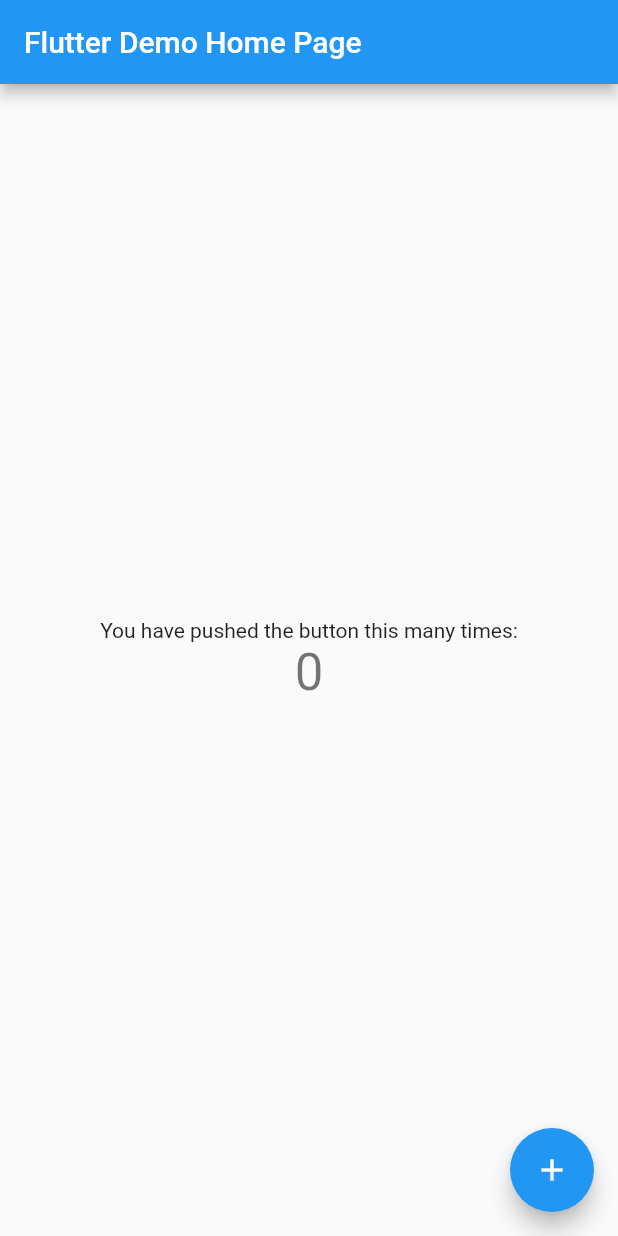
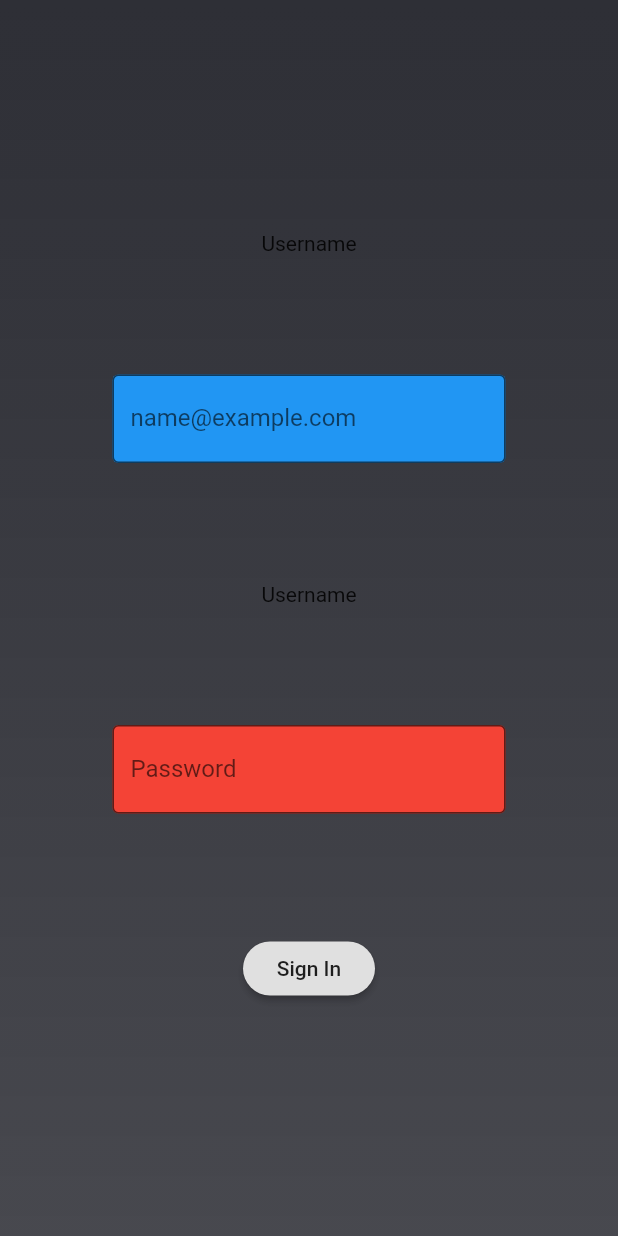
Before and after one commit to AkshDesai04/login_page_using_flutter, a Flutter app: the screen it shows after launch, on a phone screen of 412 x 824 dp. Run offline on Flutter 3.47's test engine with Material 2 defaults, Android fonts, the phone set to English and light mode, and no system bars.

Commit message:
Did a LOT of work and, make some UI for LogIn

```diff
--- a/lib/main.dart
+++ b/lib/main.dart
@@ -1,115 +1,69 @@
 import 'package:flutter/material.dart';
 
-void main() {
-  runApp(const MyApp());
-}
+void main() => runApp(MaterialApp(
+  home: LogIn(),
+)
+);
 
-class MyApp extends StatelessWidget {
-  const MyApp({Key? key}) : super(key: key);
-
-  // This widget is the root of your application.
+class LogIn extends StatelessWidget {
+  Color gradient_top = Color(0xFF2E2F36);
+  Color gradient_bot = Color(0xE02E2F36);
   @override
   Widget build(BuildContext context) {
-    return MaterialApp(
-      title: 'Flutter Demo',
-      theme: ThemeData(
-        // This is the theme of your application.
-        //
-        // Try running your application with "flutter run". You'll see the
-        // application has a blue toolbar. Then, without quitting the app, try
-        // changing the primarySwatch below to Colors.green and then invoke
-        // "hot reload" (press "r" in the console where you ran "flutter run",
-        // or simply save your changes to "hot reload" in a Flutter IDE).
-        // Notice that the counter didn't reset back to zero; the application
-        // is not restarted.
-        primarySwatch: Colors.blue,
+    return Container(
+      decoration: BoxDecoration(
+        gradient: LinearGradient(
+          begin: Alignment.topCenter,
+          end: Alignment.bottomCenter,
+          colors: [gradient_top, gradient_bot],
+        )
       ),
-      home: const MyHomePage(title: 'Flutter Demo Home Page'),
-    );
-  }
-}
-
-class MyHomePage extends StatefulWidget {
-  const MyHomePage({Key? key, required this.title}) : super(key: key);
-
-  // This widget is the home page of your application. It is stateful, meaning
-  // that it has a State object (defined below) that contains fields that affect
-  // how it looks.
-
-  // This class is the configuration for the state. It holds the values (in this
-  // case the title) provided by the parent (in this case the App widget) and
-  // used by the build method of the State. Fields in a Widget subclass are
-  // always marked "final".
-
-  final String title;
-
-  @override
-  State<MyHomePage> createState() => _MyHomePageState();
-}
-
-class _MyHomePageState extends State<MyHomePage> {
-  int _counter = 0;
-
-  void _incrementCounter() {
-    setState(() {
-      // This call to setState tells the Flutter framework that something has
-      // changed in this State, which causes it to rerun the build method below
-      // so that the display can reflect the updated values. If we changed
-      // _counter without calling setState(), then the build method would not be
-      // called again, and so nothing would appear to happen.
-      _counter++;
-    });
-  }
-
-  @override
-  Widget build(BuildContext context) {
-    // This method is rerun every time setState is called, for instance as done
-    // by the _incrementCounter method above.
-    //
-    // The Flutter framework has been optimized to make rerunning build methods
-    // fast, so that you can just rebuild anything that needs updating rather
-    // than having to individually change instances of widgets.
-    return Scaffold(
-      appBar: AppBar(
-        // Here we take the value from the MyHomePage object that was created by
-        // the App.build method, and use it to set our appbar title.
-        title: Text(widget.title),
+      child: Scaffold(
+        backgroundColor: Colors.transparent,
+        body: Container(
+          padding: EdgeInsets.all(50),
+            margin: EdgeInsets.all(25),
+            child: Column(
+              mainAxisAlignment: MainAxisAlignment.spaceEvenly,
+              children: <Widget>[
+                Text("Username"),
+                TextField(
+                  obscureText: true,
+                  decoration: InputDecoration(
+                    filled: true,
+                    fillColor: Colors.blue,
+                    border: OutlineInputBorder(),
+                    labelText: 'name@example.com',
+                    hintText: 'Enter E-Mail ID',
                   ),
-      body: Center(
-        // Center is a layout widget. It takes a single child and positions it
-        // in the middle of the parent.
-        child: Column(
-          // Column is also a layout widget. It takes a list of children and
-          // arranges them vertically. By default, it sizes itself to fit its
-          // children horizontally, and tries to be as tall as its parent.
-          //
-          // Invoke "debug painting" (press "p" in the console, choose the
-          // "Toggle Debug Paint" action from the Flutter Inspector in Android
-          // Studio, or the "Toggle Debug Paint" command in Visual Studio Code)
-          // to see the wireframe for each widget.
-          //
-          // Column has various properties to control how it sizes itself and
-          // how it positions its children. Here we use mainAxisAlignment to
-          // center the children vertically; the main axis here is the vertical
-          // axis because Columns are vertical (the cross axis would be
-          // horizontal).
-          mainAxisAlignment: MainAxisAlignment.center,
-          children: <Widget>[
-            const Text(
-              'You have pushed the button this many times:',
                 ),
-            Text(
-              '$_counter',
-              style: Theme.of(context).textTheme.headline4,
+                Text("Username"),
+                TextField(
+                  obscureText: true,
+                  decoration: InputDecoration(
+                    filled: true,
+                    fillColor: Colors.red,
+                    border: OutlineInputBorder(),
+                    labelText: 'Password',
+                    hintText: 'Enter Password',
+                  ),
+                  enableSuggestions: false,
+                  autocorrect: false,
+                  obscuringCharacter: "●",
+                ),
+                RaisedButton(
+                  onPressed: () { },
+                  child: Text(
+                    "Sign In",
+                  ),
+                  shape: RoundedRectangleBorder(
+                    borderRadius: new BorderRadius.circular(45),
+                  ),
                 ),
               ],
             ),
         ),
-      floatingActionButton: FloatingActionButton(
-        onPressed: _incrementCounter,
-        tooltip: 'Increment',
-        child: const Icon(Icons.add),
-      ), // This trailing comma makes auto-formatting nicer for build methods.
+      ),
     );
   }
 }
```
Also changed, not shown: 1 other file. Lines whose indentation alone changed are shown as unchanged.
